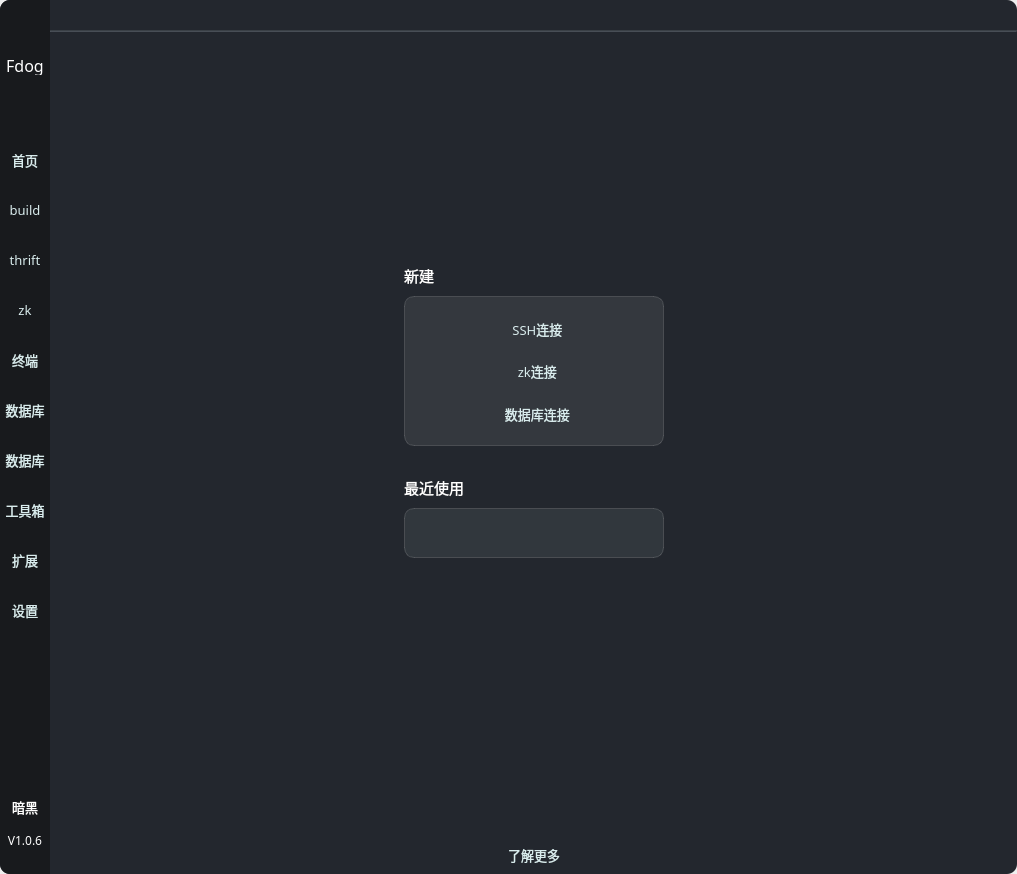
Before: the Qt Designer form Fdog-Kit/module_mainwindow/mainwindow.ui in HuaGouFdog/Fdog-Kit, drawn with Qt 5.
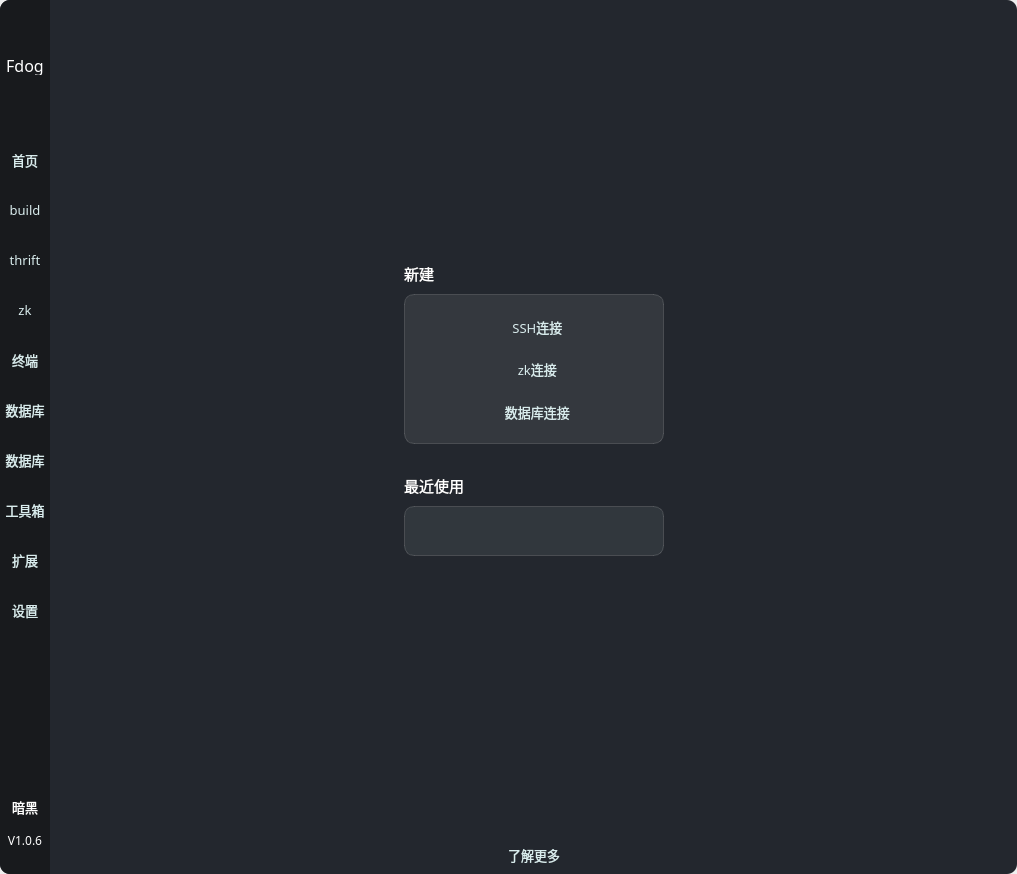
After: the same form once the commit is applied. Icons and pictures are not drawn.

Commit message: 整理module_mainwindow模块，格式化代码

```diff
--- a/Fdog-Kit/module_mainwindow/mainwindow.ui
+++ b/Fdog-Kit/module_mainwindow/mainwindow.ui
@@ -1156,58 +1156,6 @@
          </layout>
         </widget>
        </item>
-       <item>
-        <widget class="QWidget" name="widget_line" native="true">
-         <property name="minimumSize">
-          <size>
-           <width>0</width>
-           <height>2</height>
-          </size>
-         </property>
-         <property name="maximumSize">
-          <size>
-           <width>16777215</width>
-           <height>2</height>
-          </size>
-         </property>
-         <layout class="QVBoxLayout" name="verticalLayout_3">
-          <property name="leftMargin">
-           <number>0</number>
-          </property>
-          <property name="topMargin">
-           <number>0</number>
-          </property>
-          <property name="rightMargin">
-           <number>0</number>
-          </property>
-          <property name="bottomMargin">
-           <number>0</number>
-          </property>
-          <item>
-           <widget class="Line" name="line">
-            <property name="minimumSize">
-             <size>
-              <width>0</width>
-              <height>2</height>
-             </size>
-            </property>
-            <property name="maximumSize">
-             <size>
-              <width>16777215</width>
-              <height>2</height>
-             </size>
-            </property>
-            <property name="styleSheet">
-             <string notr="true">background-color: rgb(108, 117, 125, 65);</string>
-            </property>
-            <property name="orientation">
-             <enum>Qt::Horizontal</enum>
-            </property>
-           </widget>
-          </item>
-         </layout>
-        </widget>
-       </item>
        <item>
         <widget class="QWidget" name="widget_body" native="true">
          <property name="styleSheet">
```
The commit also changes 2 other files.
